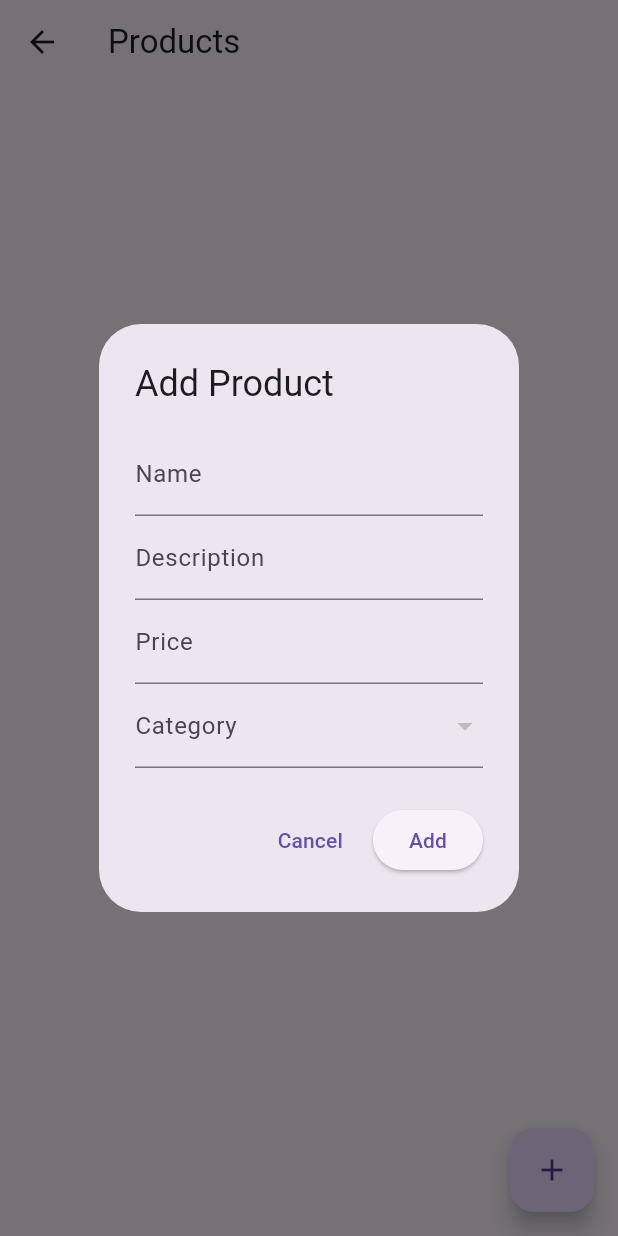
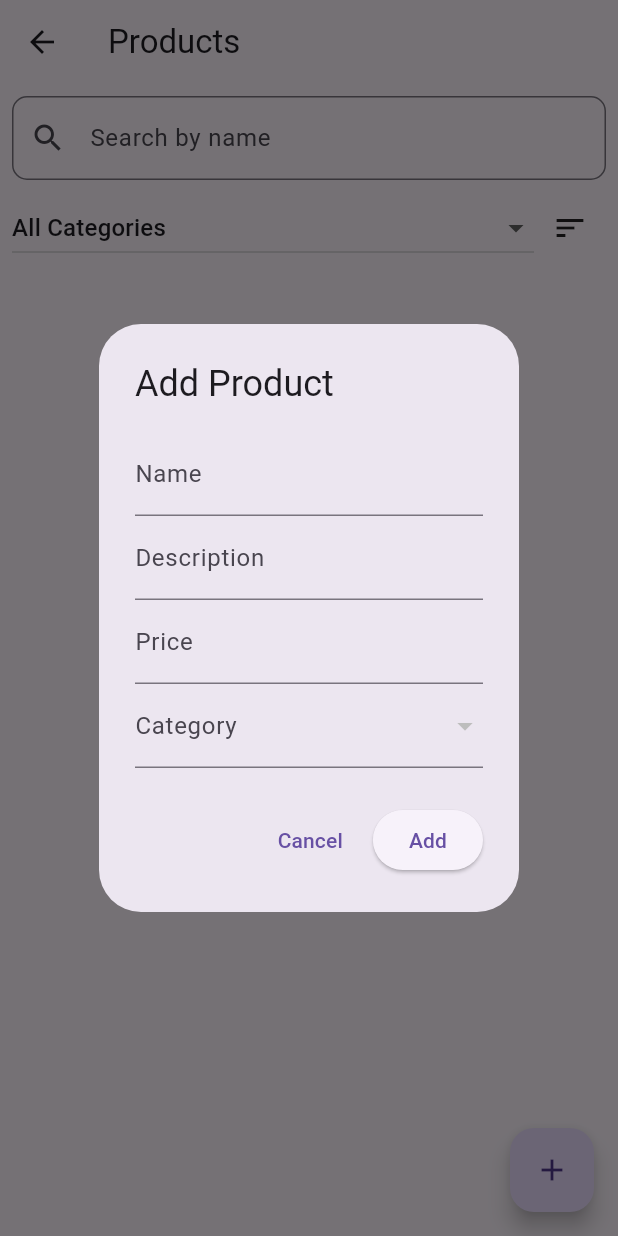
Before and after one commit to ShuangyiHu/E-Commerce-App, a Flutter app: the ProductPage screen opened directly, after a tap on the "add" icon, on a phone screen of 412 x 824 dp. Run offline on Flutter 3.47's test engine with Material 3 defaults, Android fonts, the phone set to English and light mode, and no system bars; our stand-ins replace sqflite; accounts and stored records are empty.

Commit message:
Improve search, filter and sort functionalities

```diff
--- a/lib/pages/product_page.dart
+++ b/lib/pages/product_page.dart
@@ -13,16 +13,38 @@ class _ProductPageState extends State<ProductPage> {
   List<Product> products = [];
   List<model.Category> categories = [];
   model.Category? selectedCategory;
+  TextEditingController searchController = TextEditingController();
+  String orderBy = 'name';
+  bool descending = false; // Default to ascending order
+  String searchText = "";
 
   @override
   void initState() {
     super.initState();
     _loadProducts();
     _loadCategories();
+    searchController.addListener(_onSearchChanged);
+  }
+
+  @override
+  void dispose() {
+    searchController.removeListener(_onSearchChanged);
+    searchController.dispose();
+    super.dispose();
+  }
+
+  void _onSearchChanged() {
+    searchText = searchController.text;
+    _loadProducts();
   }
 
   Future<void> _loadProducts() async {
-    final productMaps = await dbService.getProductsWithCategoryNames();
+    final productMaps = await dbService.getProductsWithCategoryNames(
+      categoryId: selectedCategory?.id,
+      searchText: searchText,
+      orderBy: orderBy,
+      descending: descending,
+    );
     products = productMaps.map((map) {
       return Product(
         id: map['id'],
@@ -43,8 +65,29 @@ class _ProductPageState extends State<ProductPage> {
     setState(() {});
   }
 
-  void _addProduct(String name, String description, double price,
-      int categoryId, String categoryName) async {
+  void _onCategoryFilterChanged(model.Category? category) {
+    setState(() {
+      selectedCategory = category;
+      _loadProducts();
+    });
+  }
+
+  void _onSortOptionChanged(String value) {
+    setState(() {
+      if (orderBy == value) {
+        // If the same sort option is selected, toggle ascending/descending
+        descending = !descending;
+      } else {
+        // If a new sort option is selected, set it to ascending by default
+        orderBy = value;
+        descending = false;
+      }
+      _loadProducts();
+    });
+  }
+
+  void addProduct(String name, String description, double price, int categoryId,
+      String categoryName) async {
     await dbService.insertProduct(Product(
       name: name,
       description: description,
@@ -57,20 +100,20 @@ class _ProductPageState extends State<ProductPage> {
     _loadProducts();
   }
 
-  void _updateProduct(Product product) async {
+  void updateProduct(Product product) async {
     await dbService.updateProduct(product);
     _loadProducts();
   }
 
-  void _deleteProduct(int id) async {
-    bool confirmed = await _showDeleteConfirmationDialog();
+  void deleteProduct(int id) async {
+    bool confirmed = await showDeleteConfirmationDialog();
     if (confirmed) {
       await dbService.deleteProduct(id);
       _loadProducts();
     }
   }
 
-  Future<bool> _showDeleteConfirmationDialog() async {
+  Future<bool> showDeleteConfirmationDialog() async {
     return await showDialog(
           context: context,
           builder: (context) => AlertDialog(
@@ -91,7 +134,7 @@ class _ProductPageState extends State<ProductPage> {
         false;
   }
 
-  void _showAddProductDialog() {
+  void showAddProductDialog() {
     TextEditingController nameController = TextEditingController();
     TextEditingController descriptionController = TextEditingController();
     TextEditingController priceController = TextEditingController();
@@ -151,7 +194,7 @@ class _ProductPageState extends State<ProductPage> {
                     final price = double.tryParse(priceController.text) ?? 0.0;
 
                     if (name.isNotEmpty && selectedCategory != null) {
-                      _addProduct(name, description, price,
+                      addProduct(name, description, price,
                           selectedCategory!.id!, selectedCategory!.name);
                       Navigator.of(context).pop();
                     }
@@ -166,7 +209,7 @@ class _ProductPageState extends State<ProductPage> {
     );
   }
 
-  void _showEditProductDialog(Product product) {
+  void showEditProductDialog(Product product) {
     TextEditingController nameController =
         TextEditingController(text: product.name);
     TextEditingController descriptionController =
@@ -230,7 +273,7 @@ class _ProductPageState extends State<ProductPage> {
                     final price = double.tryParse(priceController.text) ?? 0.0;
 
                     if (name.isNotEmpty && selectedCategory != null) {
-                      _updateProduct(product.copyWith(
+                      updateProduct(product.copyWith(
                         name: name,
                         description: description,
                         price: price,
@@ -252,19 +295,75 @@ class _ProductPageState extends State<ProductPage> {
   @override
   Widget build(BuildContext context) {
     return Scaffold(
-      appBar: AppBar(title: Text("Products")),
-      body: ListView.builder(
+      appBar: AppBar(
+        title: Text("Products"),
+      ),
+      body: Column(
+        children: [
+          Padding(
+            padding: const EdgeInsets.all(8.0),
+            child: TextField(
+              controller: searchController,
+              decoration: InputDecoration(
+                labelText: "Search by name",
+                prefixIcon: Icon(Icons.search),
+                border: OutlineInputBorder(
+                  borderRadius: BorderRadius.circular(10),
+                ),
+              ),
+            ),
+          ),
+          Padding(
+            padding: const EdgeInsets.symmetric(horizontal: 8.0),
+            child: Row(
+              children: [
+                Expanded(
+                  child: DropdownButton<model.Category?>(
+                    value: selectedCategory,
+                    hint: Text("All Categories"),
+                    isExpanded: true,
+                    onChanged: _onCategoryFilterChanged,
+                    items: [
+                      DropdownMenuItem(
+                        value: null,
+                        child: Text("All Categories"),
+                      ),
+                      ...categories.map((category) {
+                        return DropdownMenuItem(
+                          value: category,
+                          child: Text(category.name),
+                        );
+                      }).toList(),
+                    ],
+                  ),
+                ),
+                PopupMenuButton<String>(
+                  icon: Icon(Icons.sort),
+                  onSelected: _onSortOptionChanged,
+                  itemBuilder: (context) => [
+                    PopupMenuItem(value: 'name', child: Text('Sort by Name')),
+                    PopupMenuItem(value: 'price', child: Text('Sort by Price')),
+                  ],
+                ),
+              ],
+            ),
+          ),
+          Expanded(
+            child: products.isEmpty
+                ? Center(child: Text("No products found"))
+                : ListView.builder(
                     itemCount: products.length,
                     itemBuilder: (context, index) {
                       final product = products[index];
                       return ListTile(
-            title: Text("${index + 1}. ${product.name}"),
+                        title: Text("ID: ${product.id}. ${product.name}"),
                         subtitle: Column(
                           crossAxisAlignment: CrossAxisAlignment.start,
                           children: [
                             Text(
                                 "Description: ${product.description.isEmpty ? '--' : product.description}"),
-                Text("Price: \$${product.price.toStringAsFixed(2)}"),
+                            Text(
+                                "Price: \$${product.price.toStringAsFixed(2)}"),
                             Text(
                                 "Category: ${product.categoryId} (${product.categoryName})"),
                           ],
@@ -274,19 +373,22 @@ class _ProductPageState extends State<ProductPage> {
                           children: [
                             IconButton(
                               icon: Icon(Icons.edit),
-                  onPressed: () => _showEditProductDialog(product),
+                              onPressed: () => showEditProductDialog(product),
                             ),
                             IconButton(
                               icon: Icon(Icons.delete),
-                  onPressed: () => _deleteProduct(product.id!),
+                              onPressed: () => deleteProduct(product.id!),
                             ),
                           ],
                         ),
                       );
                     },
                   ),
+          ),
+        ],
+      ),
       floatingActionButton: FloatingActionButton(
-        onPressed: _showAddProductDialog,
+        onPressed: showAddProductDialog,
         child: Icon(Icons.add),
       ),
     );
--- a/lib/services/database_service.dart
+++ b/lib/services/database_service.dart
@@ -193,13 +193,60 @@ class DatabaseService {
     );
   }
 
-  Future<List<Map<String, dynamic>>> getProductsWithCategoryNames() async {
+  // Future<List<Map<String, dynamic>>> getProductsWithCategoryNames(
+  //     {int? categoryId,
+  //     required String searchText,
+  //     required String orderBy,
+  //     required bool descending}) async {
+  //   final db = await database;
+  //   return await db.rawQuery('''
+  //   SELECT products.*, categories.name AS categoryName
+  //   FROM products
+  //   JOIN categories ON products.category_id = categories.id
+  // ''');
+  // }
+
+  Future<List<Map<String, dynamic>>> getProductsWithCategoryNames({
+    int? categoryId,
+    String searchText = '',
+    String orderBy = 'name',
+    bool descending = false,
+  }) async {
     final db = await database;
-    return await db.rawQuery('''
+
+    // Start with the base query
+    String query = '''
     SELECT products.*, categories.name AS categoryName
     FROM products
     JOIN categories ON products.category_id = categories.id
-  ''');
+  ''';
+
+    // Initialize a list to hold the WHERE clauses
+    List<String> conditions = [];
+    List<dynamic> args = [];
+
+    // Add filter for categoryId if provided
+    if (categoryId != null) {
+      conditions.add('products.category_id = ?');
+      args.add(categoryId);
+    }
+
+    // Add search text if provided
+    if (searchText.isNotEmpty) {
+      conditions.add('products.name LIKE ?');
+      args.add('%$searchText%');
+    }
+
+    // If there are any conditions, add them to the query
+    if (conditions.isNotEmpty) {
+      query += ' WHERE ' + conditions.join(' AND ');
+    }
+
+    // Add ordering
+    query += ' ORDER BY $orderBy ${descending ? 'DESC' : 'ASC'}';
+
+    // Execute the query
+    return await db.rawQuery(query, args);
   }
 
 // Fetch products by category ID
```
Also changed, not shown: lib/pages/category_page.dart (+58 -33 lines). Lines whose indentation alone changed are shown as unchanged.
